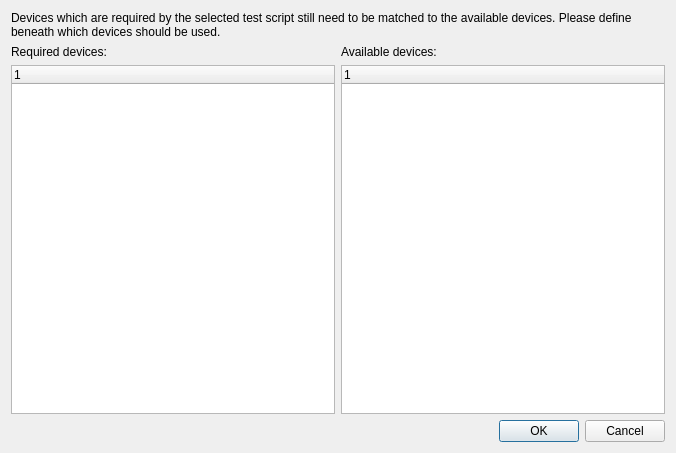
Above: src/devicematcher.ui from Crystal-Photonics/crystalTestFrameworkApp before the change. Below: the same form after it.
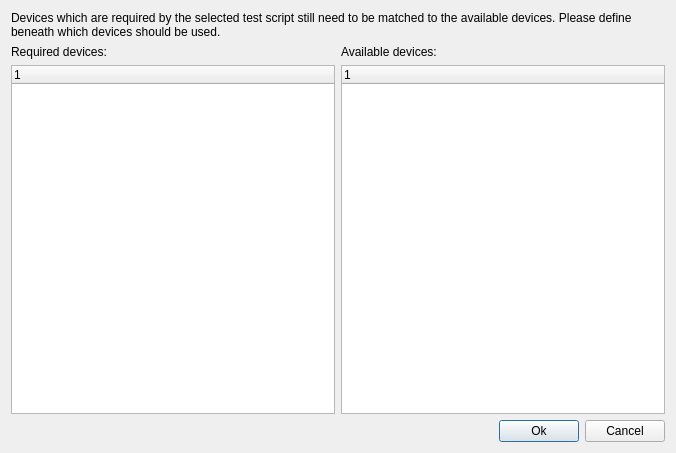
That is the form after the change.

What changed in the file:
```diff
--- a/src/devicematcher.ui
+++ b/src/devicematcher.ui
@@ -37,16 +37,6 @@
      </column>
     </widget>
    </item>
-   <item row="3" column="0" colspan="2">
-    <widget class="QDialogButtonBox" name="buttonBox">
-     <property name="orientation">
-      <enum>Qt::Horizontal</enum>
-     </property>
-     <property name="standardButtons">
-      <set>QDialogButtonBox::Cancel|QDialogButtonBox::Ok</set>
-     </property>
-    </widget>
-   </item>
    <item row="2" column="0">
     <widget class="QTreeWidget" name="tree_required">
      <column>
@@ -66,6 +56,37 @@
      </property>
     </widget>
    </item>
+   <item row="3" column="0" colspan="2">
+    <layout class="QHBoxLayout" name="horizontalLayout">
+     <item>
+      <spacer name="horizontalSpacer">
+       <property name="orientation">
+        <enum>Qt::Horizontal</enum>
+       </property>
+       <property name="sizeHint" stdset="0">
+        <size>
+         <width>40</width>
+         <height>20</height>
+        </size>
+       </property>
+      </spacer>
+     </item>
+     <item>
+      <widget class="QPushButton" name="btn_ok">
+       <property name="text">
+        <string>Ok</string>
+       </property>
+      </widget>
+     </item>
+     <item>
+      <widget class="QPushButton" name="btn_cancel">
+       <property name="text">
+        <string>Cancel</string>
+       </property>
+      </widget>
+     </item>
+    </layout>
+   </item>
   </layout>
  </widget>
  <resources/>
```
Left out of the diff: 35 changed lines with no effect on the pictures.
